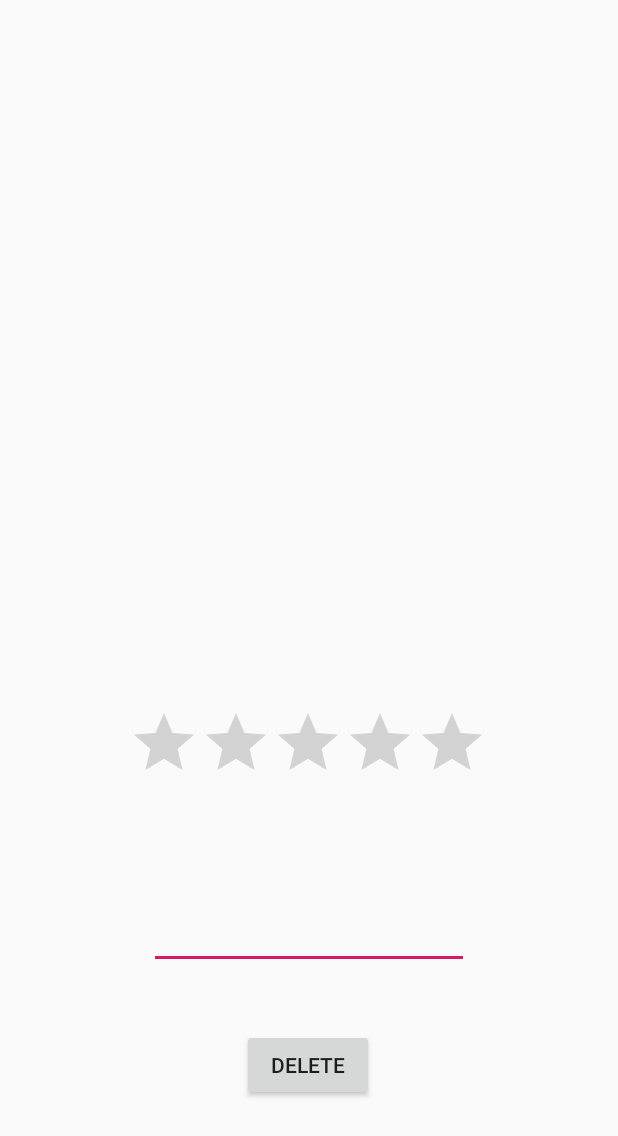
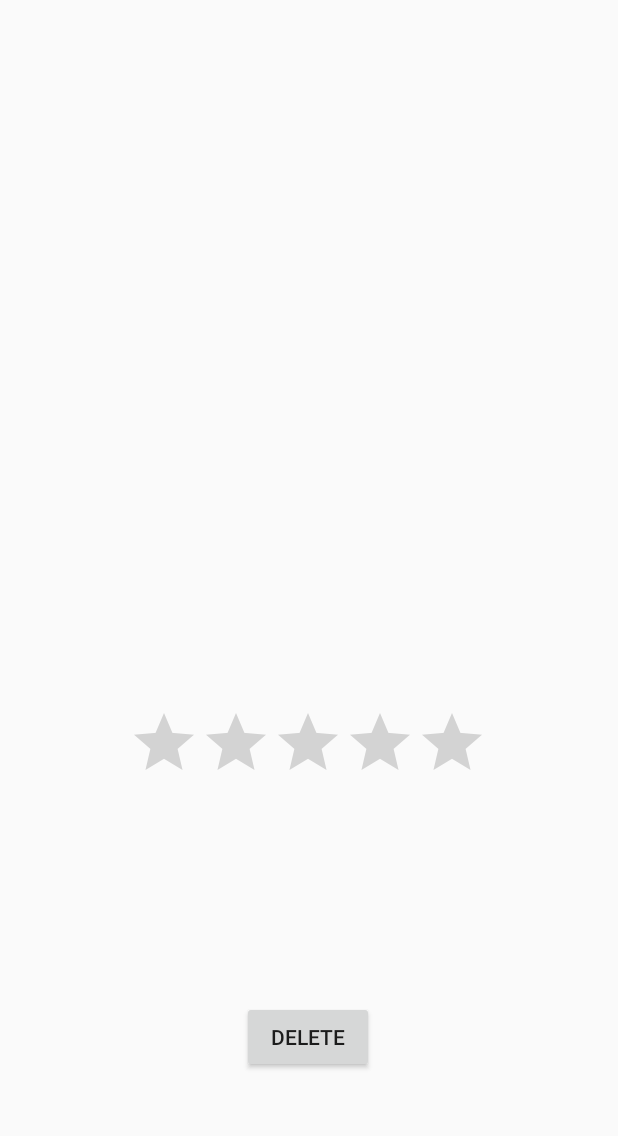
Before and after one commit to erboland12/Record-It, an Android app: the RecordsPage screen opened directly, with no data from a screen before it, on a phone screen of 412 x 824 dp. Shown: the top 1136 px of the screen. Run offline under Robolectric (Android 15) with nearby library versions, the phone set to English and light mode, and no system bars.

Commit message:
Made records page description non-editable

```diff
--- a/app/src/main/java/com/example/recordratings/MainActivity.java
+++ b/app/src/main/java/com/example/recordratings/MainActivity.java
@@ -81,7 +81,6 @@ public class MainActivity extends AppCompatActivity {
         //Sets up search view and filter spinner
         search = findViewById(R.id.action_search);
         filter = findViewById(R.id.filter_spinner);
-
 
         //Makes initial call to load db contents into RV and creates listener for only showing
         //filter when search icon is clicked.
--- a/app/src/main/res/layout/activity_records_page.xml
+++ b/app/src/main/res/layout/activity_records_page.xml
@@ -48,6 +48,7 @@
         android:id="@+id/records_page_rating"
         android:layout_width="wrap_content"
         android:layout_height="wrap_content"
+        android:isIndicator="true"
         app:layout_constraintBottom_toBottomOf="parent"
         app:layout_constraintEnd_toEndOf="parent"
         app:layout_constraintHorizontal_bias="0.497"
@@ -55,7 +56,7 @@
         app:layout_constraintTop_toBottomOf="@+id/records_page_image"
         app:layout_constraintVertical_bias="0.148" />
 
-    <EditText
+    <TextView
         android:id="@+id/records_page_desc"
         android:layout_width="wrap_content"
         android:layout_height="wrap_content"
@@ -80,4 +81,5 @@
         app:layout_constraintStart_toStartOf="parent"
         app:layout_constraintTop_toBottomOf="@+id/records_page_desc"
         app:layout_constraintVertical_bias="0.0" />
+
 </androidx.constraintlayout.widget.ConstraintLayout>
```
